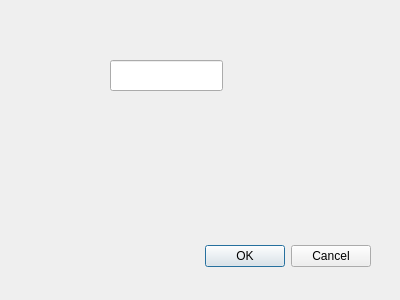
Above: frontend/src/dialog.ui from ENSG-TSI25/Projet-SIGm4 before the change. Below: the same form after it.
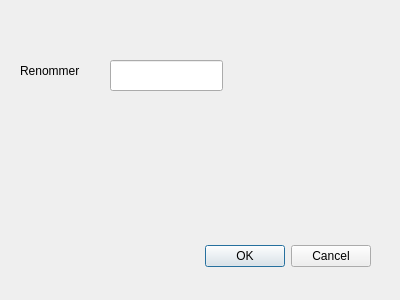
That is the form after the change.

Patch:
```diff
--- a/frontend/src/dialog.ui
+++ b/frontend/src/dialog.ui
@@ -42,6 +42,19 @@
     <string/>
    </property>
   </widget>
+  <widget class="QLabel" name="label">
+   <property name="geometry">
+    <rect>
+     <x>20</x>
+     <y>60</y>
+     <width>91</width>
+     <height>21</height>
+    </rect>
+   </property>
+   <property name="text">
+    <string>Renommer</string>
+   </property>
+  </widget>
  </widget>
  <resources/>
  <connections>
```
